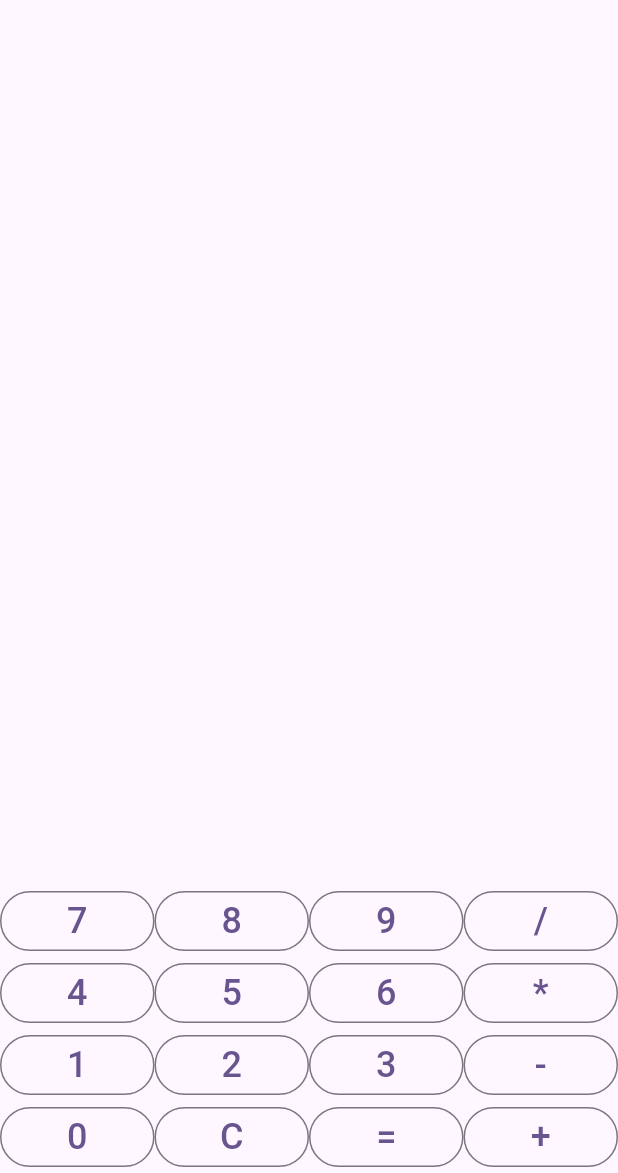
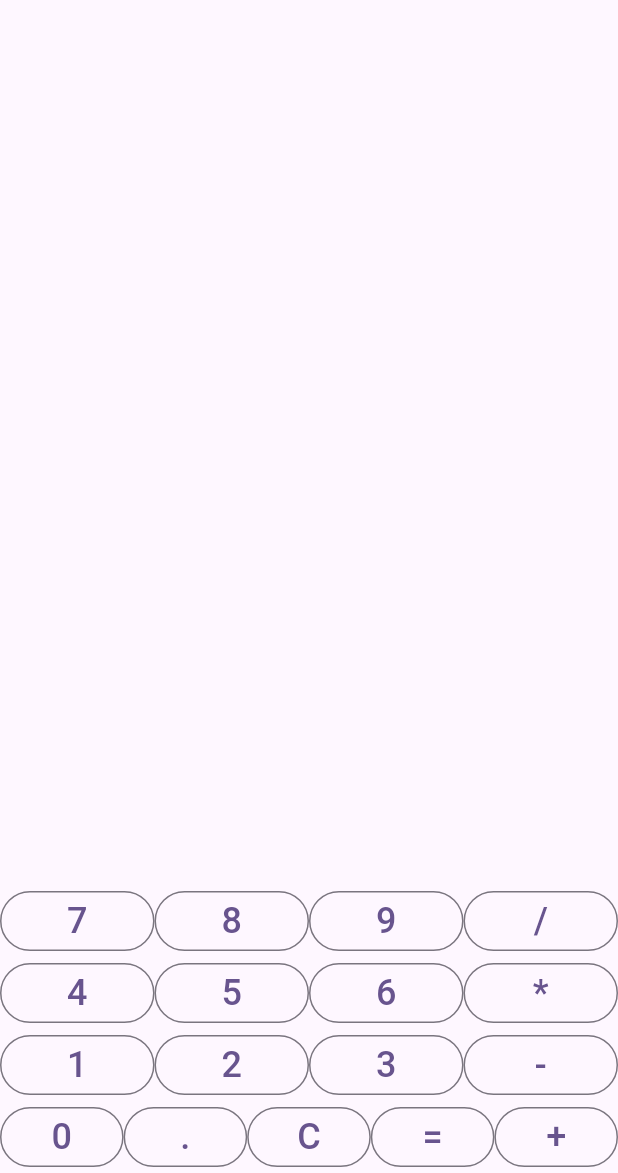
Before and after one commit to afranci2/calculator_flutter, a Flutter app: the screen it shows after launch, on a phone screen of 412 x 824 dp, the part 63-1236 px from its top. Run offline on Flutter 3.47's test engine with Material 3 defaults, Android fonts, the phone set to English and light mode, and no system bars; missing offline and left inert: expressions.

Commit message:
Updated main.dart with extra row

```diff
--- a/lib/main.dart
+++ b/lib/main.dart
@@ -114,6 +114,7 @@ class _MyHomePageState extends State<MyHomePage> {
           Row(
             children: <Widget>[
               _buildButton('0'),
+              _buildButton('.'),
               _buildButton('C'),
               _buildButton('='),
               _buildButton('+'),
```
